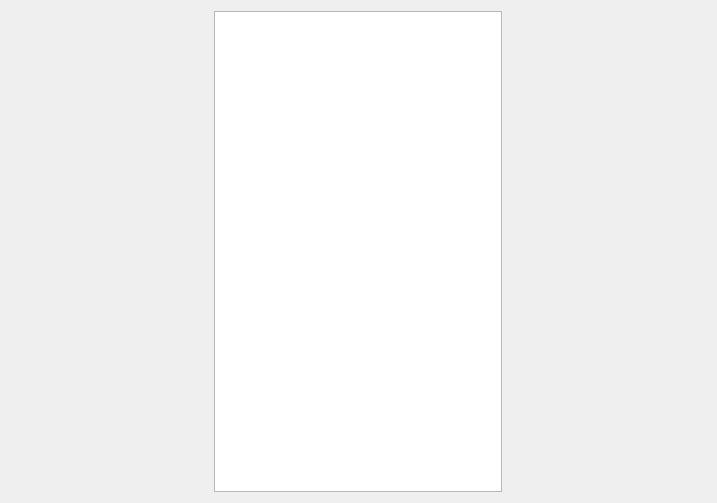
QtWorks/keymanager, file keybuilder/layoutmgr.ui: the form before one commit.
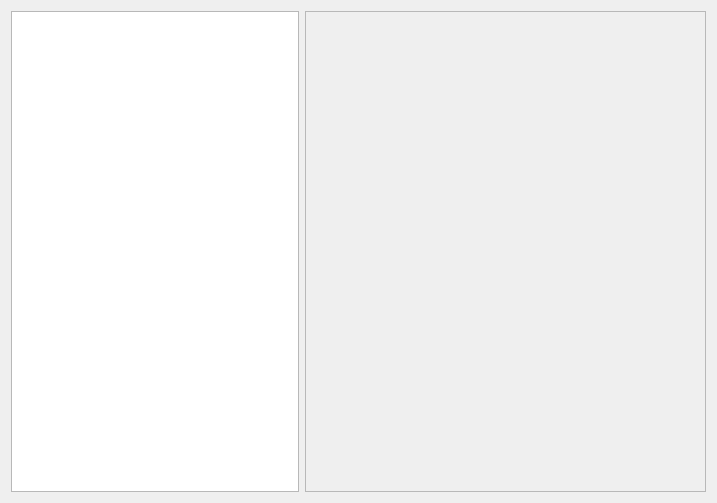
The form after the commit.

Patch:
```diff
--- a/keybuilder/layoutmgr.ui
+++ b/keybuilder/layoutmgr.ui
@@ -15,7 +15,26 @@
   </property>
   <layout class="QGridLayout" name="gridLayout">
    <item row="0" column="1">
-    <layout class="QHBoxLayout" name="horizontalLayout"/>
+    <widget class="QScrollArea" name="scrollArea">
+     <property name="widgetResizable">
+      <bool>true</bool>
+     </property>
+     <widget class="QWidget" name="scrollAreaWidgetContents">
+      <property name="geometry">
+       <rect>
+        <x>0</x>
+        <y>0</y>
+        <width>403</width>
+        <height>483</height>
+       </rect>
+      </property>
+      <layout class="QGridLayout" name="gridLayout_2">
+       <item row="0" column="0">
+        <layout class="QHBoxLayout" name="horizontalLayout"/>
+       </item>
+      </layout>
+     </widget>
+    </widget>
    </item>
    <item row="0" column="0">
     <widget class="QTreeView" name="treeView">
```
